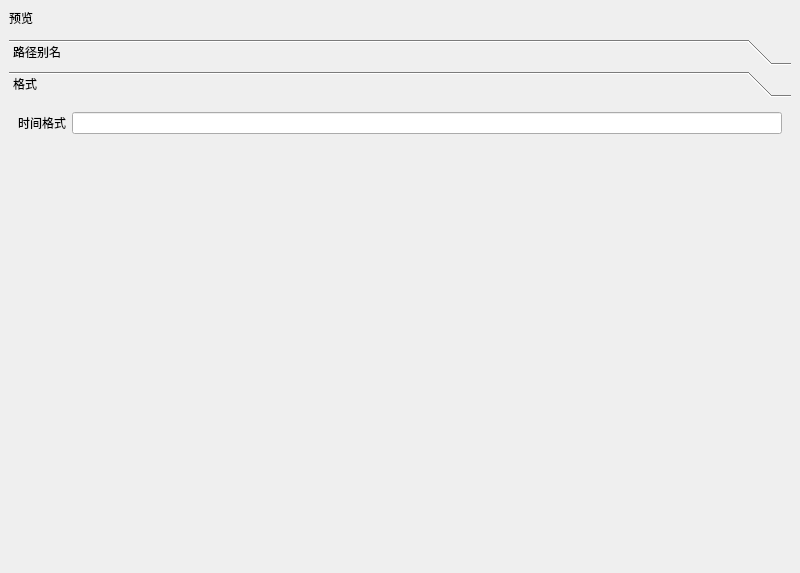
neila-a/Promptach, file settings/settingswindow.ui: the form before one commit.
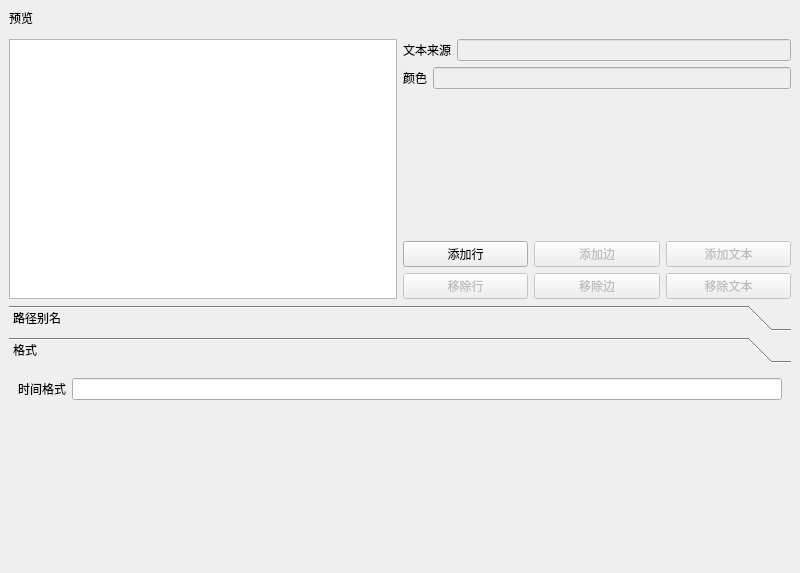
The form after the commit. The open tabs and pages were chosen to show the change. Icons and pictures are not drawn. Custom widgets are drawn as their Qt base class.

Commit message: ✨ 可在设置中调整文本顺序

```diff
--- a/settings/settingswindow.ui
+++ b/settings/settingswindow.ui
@@ -25,6 +25,168 @@
     <item>
      <widget class="Previewer" name="previewer" native="true"/>
     </item>
+    <item>
+     <layout class="QHBoxLayout" name="textsLayout">
+      <item>
+       <widget class="QColumnView" name="textsView">
+        <property name="autoScroll">
+         <bool>true</bool>
+        </property>
+        <property name="editTriggers">
+         <set>QAbstractItemView::EditTrigger::NoEditTriggers</set>
+        </property>
+       </widget>
+      </item>
+      <item>
+       <layout class="QVBoxLayout" name="verticalLayout_5">
+        <item>
+         <layout class="QHBoxLayout" name="horizontalLayout_2">
+          <item>
+           <widget class="QLabel" name="label">
+            <property name="text">
+             <string>文本来源</string>
+            </property>
+           </widget>
+          </item>
+          <item>
+           <widget class="QLineEdit" name="sourceEdit">
+            <property name="enabled">
+             <bool>false</bool>
+            </property>
+           </widget>
+          </item>
+         </layout>
+        </item>
+        <item>
+         <layout class="QHBoxLayout" name="horizontalLayout_3">
+          <item>
+           <widget class="QLabel" name="label_2">
+            <property name="text">
+             <string>颜色</string>
+            </property>
+           </widget>
+          </item>
+          <item>
+           <widget class="QLineEdit" name="formatEdit">
+            <property name="enabled">
+             <bool>false</bool>
+            </property>
+           </widget>
+          </item>
+         </layout>
+        </item>
+        <item>
+         <spacer name="verticalSpacer">
+          <property name="orientation">
+           <enum>Qt::Orientation::Vertical</enum>
+          </property>
+          <property name="sizeHint" stdset="0">
+           <size>
+            <width>20</width>
+            <height>40</height>
+           </size>
+          </property>
+         </spacer>
+        </item>
+        <item>
+         <layout class="QHBoxLayout" name="horizontalLayout">
+          <item>
+           <widget class="QPushButton" name="addLine">
+            <property name="text">
+             <string>添加行</string>
+            </property>
+            <property name="icon">
+             <iconset theme="QIcon::ThemeIcon::ContactNew"/>
+            </property>
+           </widget>
+          </item>
+          <item>
+           <widget class="QPushButton" name="addSide">
+            <property name="enabled">
+             <bool>false</bool>
+            </property>
+            <property name="text">
+             <string>添加边</string>
+            </property>
+            <property name="icon">
+             <iconset theme="QIcon::ThemeIcon::ContactNew"/>
+            </property>
+            <property name="checkable">
+             <bool>false</bool>
+            </property>
+            <property name="checked">
+             <bool>false</bool>
+            </property>
+           </widget>
+          </item>
+          <item>
+           <widget class="QPushButton" name="addText">
+            <property name="enabled">
+             <bool>false</bool>
+            </property>
+            <property name="text">
+             <string>添加文本</string>
+            </property>
+            <property name="icon">
+             <iconset theme="QIcon::ThemeIcon::ContactNew"/>
+            </property>
+           </widget>
+          </item>
+         </layout>
+        </item>
+        <item>
+         <layout class="QHBoxLayout" name="horizontalLayo3ut">
+          <item>
+           <widget class="QPushButton" name="removeLine">
+            <property name="enabled">
+             <bool>false</bool>
+            </property>
+            <property name="text">
+             <string>移除行</string>
+            </property>
+            <property name="icon">
+             <iconset theme="QIcon::ThemeIcon::EditDelete"/>
+            </property>
+           </widget>
+          </item>
+          <item>
+           <widget class="QPushButton" name="removeSide">
+            <property name="enabled">
+             <bool>false</bool>
+            </property>
+            <property name="text">
+             <string>移除边</string>
+            </property>
+            <property name="icon">
+             <iconset theme="QIcon::ThemeIcon::EditDelete"/>
+            </property>
+            <property name="checkable">
+             <bool>false</bool>
+            </property>
+            <property name="checked">
+             <bool>false</bool>
+            </property>
+           </widget>
+          </item>
+          <item>
+           <widget class="QPushButton" name="removeText">
+            <property name="enabled">
+             <bool>false</bool>
+            </property>
+            <property name="text">
+             <string>移除文本</string>
+            </property>
+            <property name="icon">
+             <iconset theme="QIcon::ThemeIcon::EditDelete"/>
+            </property>
+           </widget>
+          </item>
+         </layout>
+        </item>
+       </layout>
+      </item>
+     </layout>
+    </item>
     <item>
      <widget class="QToolBox" name="toolBox">
       <property name="currentIndex">
@@ -125,7 +287,7 @@
          <x>0</x>
          <y>0</y>
          <width>782</width>
-         <height>448</height>
+         <height>188</height>
         </rect>
        </property>
        <attribute name="label">
@@ -147,7 +309,7 @@
          </layout>
         </item>
         <item>
-         <spacer name="verticalSpacer">
+         <spacer name="verticalSpacer_2">
           <property name="orientation">
            <enum>Qt::Orientation::Vertical</enum>
           </property>
```
Left out of the diff: 2 changed lines with no effect on the pictures. The commit also changes 23 other files.
